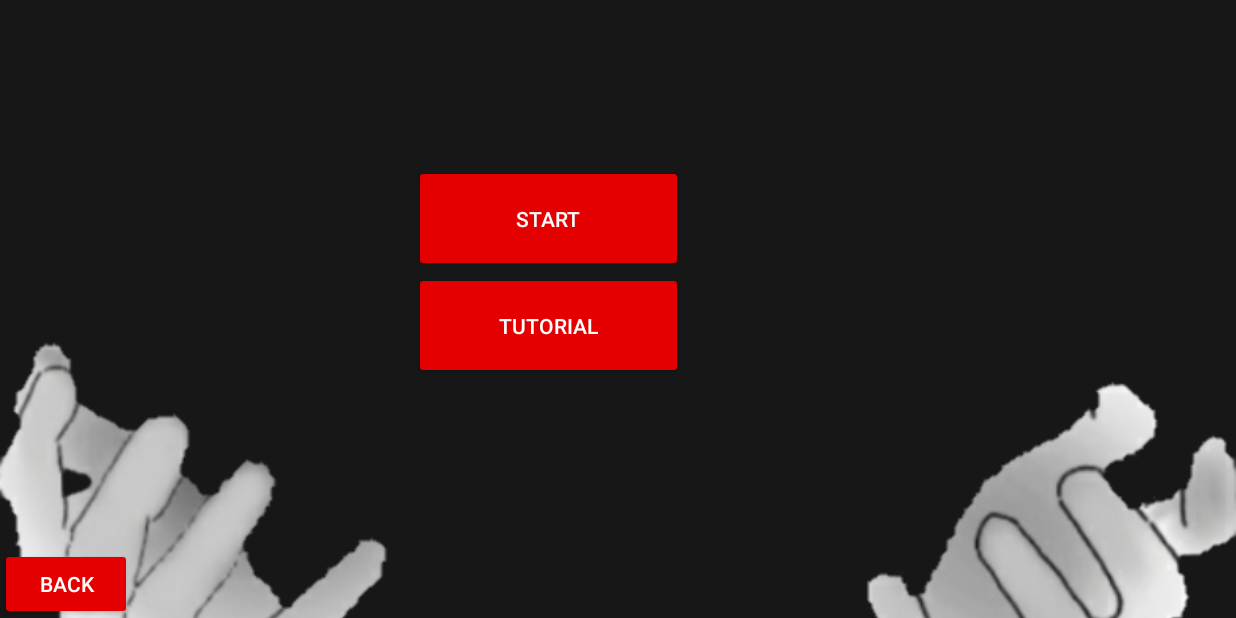
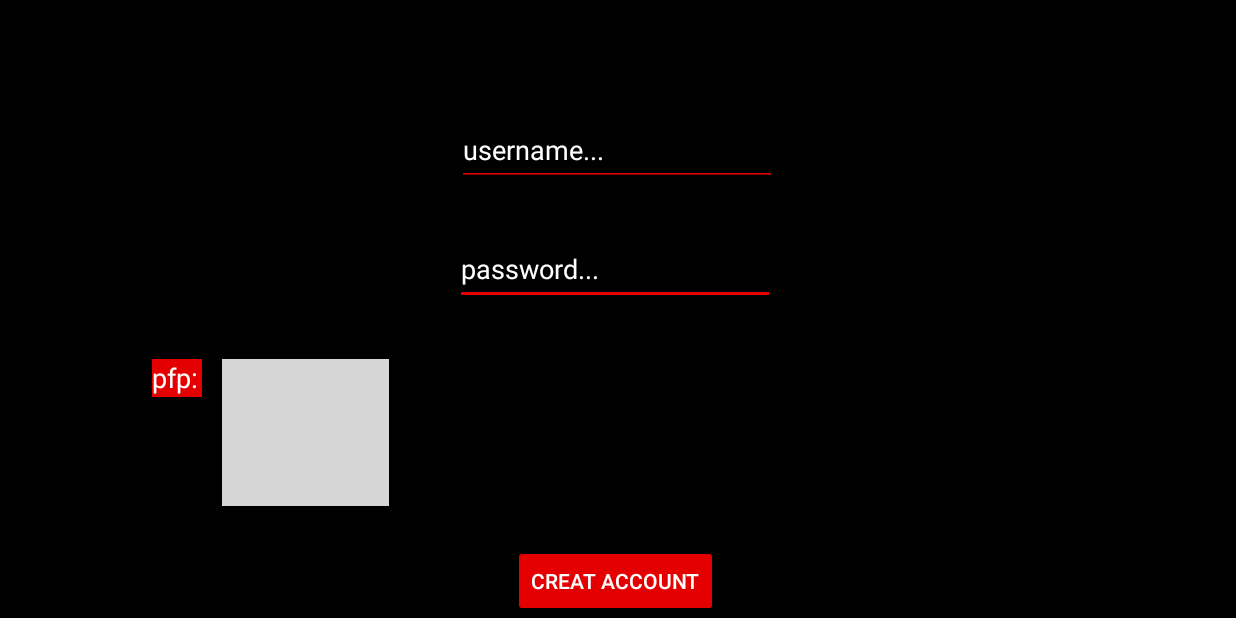
Before and after one commit to yamenr/MShahbary, an Android app: the screen it shows after launch (Selection before the commit, Signup after it), after a tap on "SIGNUP", on a phone screen of 824 x 412 dp (held sideways). Run offline under Robolectric (Android 15) with nearby library versions, the light colour scheme and no system bars; our stand-ins replace Firebase (no records; nobody signed in at launch, a user with empty details on screens opened directly), Picasso; pictures from the network do not load; grey boxes are pictures that could not be loaded.

Commit message:
First things first made all activities landscape fixed Singup xml fixed logging in and signing up messages made the Creat account button in Signup.xml function made Mr.Yamen porud

```diff
--- a/app/src/main/java/com/example/tfotmauthtest/GameActivity.java
+++ b/app/src/main/java/com/example/tfotmauthtest/GameActivity.java
@@ -9,6 +9,7 @@
 public class GameActivity extends AppCompatActivity {
     private GameView gameView;
     private  AbeerView abeerView;
+    private Aboora aboora;
 
     @Override
     protected void onCreate(Bundle savedInstanceState) {
@@ -21,7 +22,7 @@
 
     gameView = new GameView(this, point.x, point.y); // this is to get our size of the screen on Xand Y axis
    abeerView= new AbeerView(this);
-    setContentView(abeerView); // this is to show our gameview
+    setContentView(gameView); // this is to show our gameview
 }
 
     @Override
--- a/app/src/main/java/com/example/tfotmauthtest/MainActivity.java
+++ b/app/src/main/java/com/example/tfotmauthtest/MainActivity.java
@@ -64,7 +64,7 @@
 
         if (!utils.correctuser(username) || !utils.correctpass(password))
         {
-            Toast.makeText(this, "Incorrect email or password!", Toast.LENGTH_SHORT).show();
+            Toast.makeText(this, "Incorrect username or password!", Toast.LENGTH_SHORT).show();
             return;
         }
 
@@ -117,9 +117,9 @@
 
 
 
-    public void GotoSelection(View view) {
+    public void GotoSignUp(View view) {
 
-        Intent i = new Intent(this, Selection.class);
+        Intent i = new Intent(this, Signup.class);
         startActivity(i);
     }
 }
--- a/app/src/main/java/com/example/tfotmauthtest/Selection.java
+++ b/app/src/main/java/com/example/tfotmauthtest/Selection.java
@@ -16,7 +16,7 @@
     }
 
     public void Start(View view) {
-        Intent i = new Intent(this, GameActivity.class);
+        Intent i = new Intent(this, Aboora.class);
         startActivity(i);
 
     }
--- a/app/src/main/java/com/example/tfotmauthtest/Utilities.java
+++ b/app/src/main/java/com/example/tfotmauthtest/Utilities.java
@@ -27,6 +27,7 @@
 
 
                 if(user.charAt(i)<='A'||user.charAt(i)>='Z')
+                    if(user.charAt(i)<='a'||user.charAt(i)>='z')
                     if(user.charAt(i)!='.'&&user.charAt(i)!='_')
                         return false;
 
--- a/app/src/main/res/layout/activity_main.xml
+++ b/app/src/main/res/layout/activity_main.xml
@@ -72,7 +72,7 @@
         android:layout_marginStart="250dp"
         android:backgroundTint="#E40000"
         android:text="Signup"
-        android:onClick="GotoSelection"
+        android:onClick="GotoSignUp"
         app:layout_constraintStart_toStartOf="parent"
         app:layout_constraintTop_toBottomOf="@+id/btnSelectionMain" />
 
--- a/app/src/main/res/layout/activity_signup.xml
+++ b/app/src/main/res/layout/activity_signup.xml
@@ -30,9 +30,10 @@
         android:layout_width="wrap_content"
         android:layout_height="wrap_content"
         android:layout_marginTop="160dp"
-
         android:backgroundTint="#E40000"
+        android:onClick="GotoLogin"
         android:text="creat account"
+        android:textColor="#FFFFFF"
         app:layout_constraintEnd_toEndOf="parent"
         app:layout_constraintHorizontal_bias="0.498"
         app:layout_constraintStart_toStartOf="parent"
@@ -62,7 +63,7 @@
         android:layout_marginStart="148dp"
         android:layout_marginTop="36dp"
         android:layout_marginBottom="26dp"
-        android:background="#E40000"
+        android:background="#63E40000"
         android:onClick="SelectPfp"
         android:src="@drawable/ic_launcher_foreground"
         app:layout_constraintBottom_toTopOf="@+id/btnSignupSignup"
@@ -83,4 +84,5 @@
         android:textSize="18sp"
         app:layout_constraintStart_toStartOf="parent"
         app:layout_constraintTop_toBottomOf="@+id/etPasswordSignup" />
+
 </androidx.constraintlayout.widget.ConstraintLayout>
```
Also changed, not shown: app/src/main/AndroidManifest.xml (+10 -2 lines), app/src/main/java/com/example/tfotmauthtest/Signup.java (+37 -0 lines).
